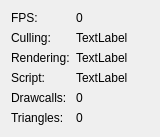
Qt form Editor/ui/statswidget.ui (OasisGallagher/Suede) before a commit.
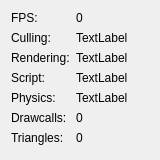
The same form after that commit.

Patch:
```diff
--- a/Editor/ui/statswidget.ui
+++ b/Editor/ui/statswidget.ui
@@ -7,7 +7,7 @@
     <x>0</x>
     <y>0</y>
     <width>160</width>
-    <height>137</height>
+    <height>160</height>
    </rect>
   </property>
   <property name="font">
@@ -63,28 +63,28 @@
        </property>
       </widget>
      </item>
-     <item row="4" column="0">
+     <item row="5" column="0">
       <widget class="QLabel" name="label_3">
        <property name="text">
         <string>Drawcalls:</string>
        </property>
       </widget>
      </item>
-     <item row="4" column="1">
+     <item row="5" column="1">
       <widget class="QLabel" name="drawcalls">
        <property name="text">
         <string>0</string>
        </property>
       </widget>
      </item>
-     <item row="5" column="0">
+     <item row="6" column="0">
       <widget class="QLabel" name="label_5">
        <property name="text">
         <string>Triangles:</string>
        </property>
       </widget>
      </item>
-     <item row="5" column="1">
+     <item row="6" column="1">
       <widget class="QLabel" name="triangles">
        <property name="text">
         <string>0</string>
@@ -105,6 +105,20 @@
        </property>
       </widget>
      </item>
+     <item row="4" column="0">
+      <widget class="QLabel" name="label_7">
+       <property name="text">
+        <string>Physics:</string>
+       </property>
+      </widget>
+     </item>
+     <item row="4" column="1">
+      <widget class="QLabel" name="physics">
+       <property name="text">
+        <string>TextLabel</string>
+       </property>
+      </widget>
+     </item>
     </layout>
    </item>
   </layout>
```
